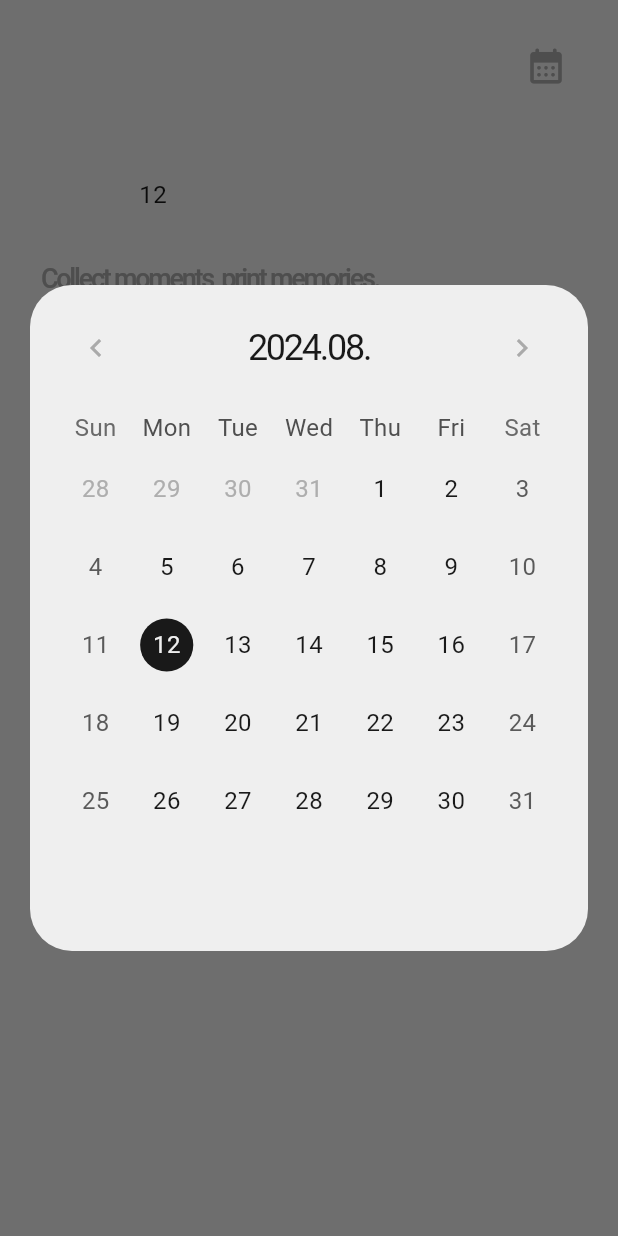
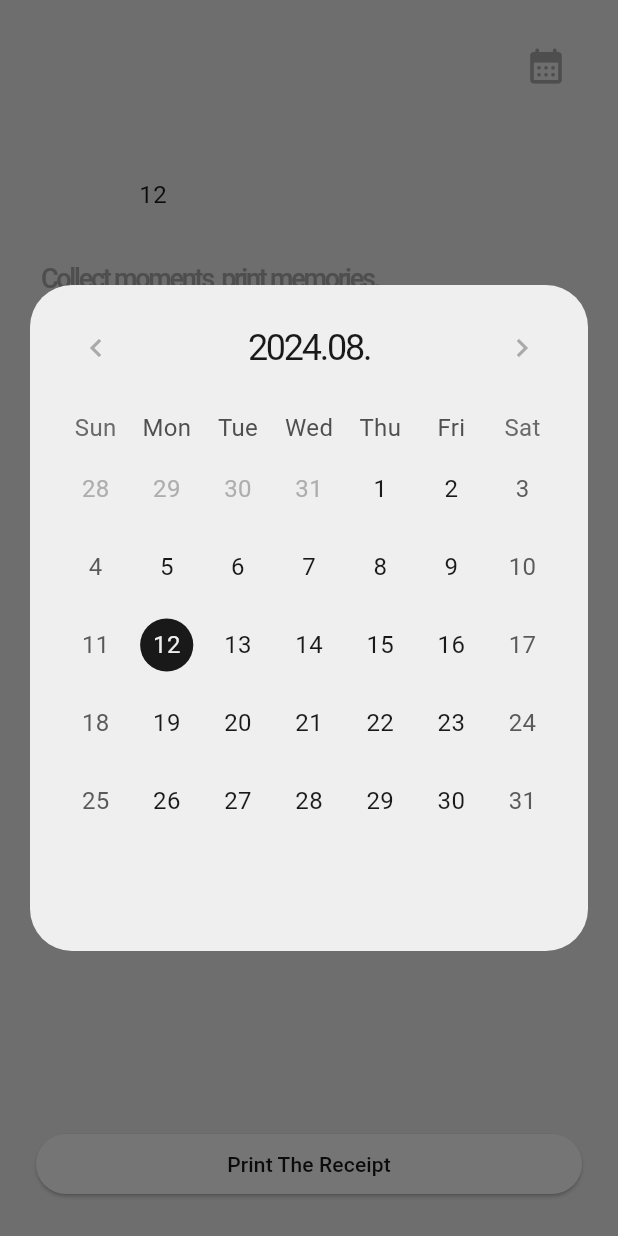
Before and after one commit to EasyAndBeauty/DailyReceipt-Flutter, a Flutter app: the screen it shows after launch, after a tap on the "calendar month" icon, on a phone screen of 412 x 824 dp. Run offline on Flutter 3.47's test engine with Material 3 defaults, Android fonts, the phone set to English and light mode, and no system bars; drawn by our look-alikes of table_calendar; our stand-ins replace flutter_svg, go_router, google_fonts.

Commit message:
Feat #30 : 영수증 상세보기 페이지 라우팅 구현 및 버튼 UI 구현
- 'Print The Receipt' 버튼 임시 UI 개발
- go_router 디펜던시 추가
- 'Print The Receipt' 버튼 클릭 시 영수증 상세보기 페이지로 라우팅 기능 구현
- 영수증 상세보기 페이지 back 버튼 UI 개발 및 이전 페이지 라우팅 기능 구현
- 영수증 상세보기 페이지 'Save', 'Copy', 'Pin' 버튼 TextButtonCustom 컴포넌트 활용 UI 개발

```diff
--- a/lib/main.dart
+++ b/lib/main.dart
@@ -1,32 +1,54 @@
 import 'package:daily_receipt/models/calendar.dart';
 import 'package:daily_receipt/models/todos.dart';
+import 'package:daily_receipt/screens/receipt_detail.dart';
 import 'package:daily_receipt/screens/todos.dart';
 import 'package:flutter/material.dart';
 import 'package:provider/provider.dart';
-
 import './theme.dart';
+import 'package:go_router/go_router.dart';
 
 void main() {
+  var goRoute = GoRoute(
+    path: 'details',
+    builder: (BuildContext context, GoRouterState state) {
+      return ReceiptDetailScreen();
+    },
+  );
+  final GoRouter router = GoRouter(
+    routes: <RouteBase>[
+      GoRoute(
+        path: '/',
+        builder: (BuildContext context, GoRouterState state) {
+          return const TodosScreen();
+        },
+        routes: <RouteBase>[
+          goRoute,
+        ],
+      ),
+    ],
+  );
+
   runApp(MultiProvider(
     providers: [
       ChangeNotifierProvider(create: (context) => Todos()),
       ChangeNotifierProvider(create: (context) => Calendar()),
     ],
-    child: const MyApp(),
+    child: MyApp(router: router),
   ));
 }
 
 class MyApp extends StatelessWidget {
-  const MyApp({super.key});
+  final GoRouter router;
 
-  // This widget is the root of your application.
+  const MyApp({Key? key, required this.router}) : super(key: key);
+
   @override
   Widget build(BuildContext context) {
-    return MaterialApp(
+    return MaterialApp.router(
       title: 'Daily Receipt',
       themeMode: ThemeMode.dark,
       darkTheme: AppTheme.darkTheme,
-      home: const SafeArea(child: TodosScreen()),
+      routerConfig: router,
     );
   }
 }
--- a/lib/screens/todos.dart
+++ b/lib/screens/todos.dart
@@ -2,6 +2,7 @@ import 'package:daily_receipt/models/calendar.dart';
 import 'package:daily_receipt/models/todos.dart';
 import 'package:daily_receipt/widgets/calendar_dialog.dart';
 import 'package:flutter/material.dart';
+import 'package:go_router/go_router.dart';
 import 'package:intl/intl.dart';
 import 'package:provider/provider.dart';
 import 'package:table_calendar/table_calendar.dart';
@@ -174,6 +175,17 @@ class _TodosScreenState extends State<TodosScreen> {
               ),
               onSubmitted: (_) => addTodo(),
             ),
+            if (!todos.isNotEmpty)
+              Expanded(
+                child: Center(
+                  child: Text(
+                    'No todos for this day',
+                    style: Theme.of(context).textTheme.bodyMedium?.copyWith(
+                          color: Theme.of(context).colorScheme.onBackground,
+                        ),
+                  ),
+                ),
+              ),
             if (todos.isNotEmpty)
               Expanded(
                 child: ListView.builder(
@@ -284,7 +296,18 @@ class _TodosScreenState extends State<TodosScreen> {
                         ),
                       );
                     }),
-              )
+              ),
+            Container(
+              width: double.infinity,
+              margin: const EdgeInsets.only(bottom: 24),
+              child: ElevatedButton(
+                onPressed: () {
+                  GoRouter.of(context).go('/details');
+                },
+                style: ElevatedButton.styleFrom(backgroundColor: Colors.white),
+                child: const Text('Print The Receipt'),
+              ),
+            ),
           ],
         ),
       ),
--- a/pubspec.yaml
+++ b/pubspec.yaml
@@ -37,6 +37,7 @@ dependencies:
   provider: ^6.1.1
   intl: ^0.18.0
   table_calendar: ^3.0.9
+  go_router: ^14.2.3
 
 dev_dependencies:
   flutter_test:
```
Also changed, not shown: lib/screens/receipt_detail.dart (added, +83 -0 lines).
